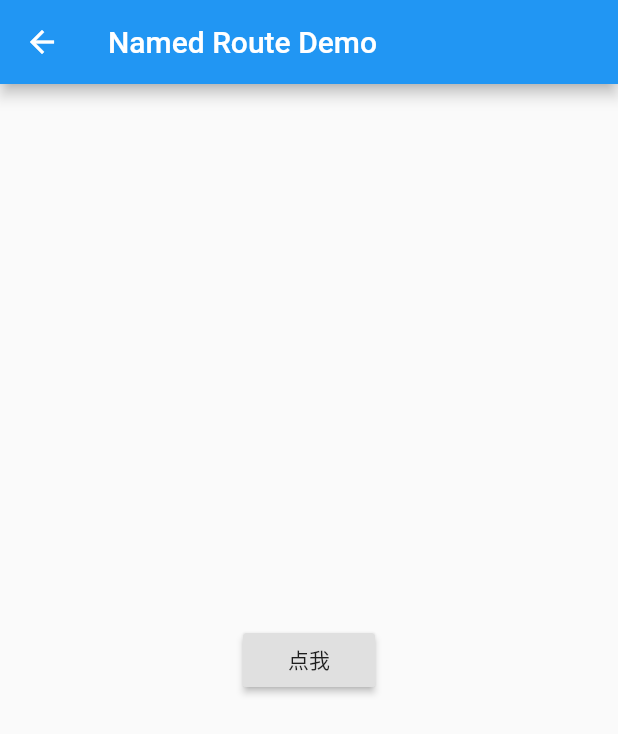
After one commit to Rex-Man/flutterStudy, a Flutter app: the RouteStudy screen opened directly, after a tap on "Named Route", on a phone screen of 412 x 824 dp. The commit adds this screen. Shown: the top 734 px of the screen. Run offline on Flutter 3.47's test engine with Material 2 defaults, Android fonts, the phone set to English and light mode, and no system bars.

Commit message:
Named route

```diff
--- /dev/null
+++ b/lib/RouteStudy/named_route.dart
@@ -0,0 +1,32 @@
+import 'package:flutter/material.dart';
+
+class NamedRoute extends StatelessWidget {
+  @override
+  Widget build(BuildContext context) {
+    return Scaffold(
+      appBar: AppBar(
+        title: Text("Named Route Demo"),
+      ),
+        body: Container(
+          alignment: Alignment.center,
+          child: RaisedButton(
+            child: new Text('点我'),
+            onPressed: () {
+               Navigator.pushNamed(context, "/namedrouteresult");
+            },
+          ),
+        )
+    );
+  }
+}
+class NamedRouteResult extends StatelessWidget {
+  @override
+  Widget build(Object context) {
+    return Scaffold(
+      appBar: AppBar(
+        title: Text("Named Route Result"),
+      ),
+      body: Container(child: Text("Named Route Page")),
+    );
+  }
+}
--- a/lib/RouteStudy/route_list.dart
+++ b/lib/RouteStudy/route_list.dart
@@ -18,6 +18,14 @@ class RouteStudy extends StatelessWidget {
             onTap: () {
               Navigator.of(context)
                   .push(MaterialPageRoute(builder: (context) => SampleRoute()));
+            }),
+        ListTile(
+            leading: Icon(Icons.router),
+            title: Text("Named Route"),
+            subtitle:Text("命名route的例子"),
+            trailing: new Icon(Icons.keyboard_arrow_right),
+            onTap: () {
+              Navigator.pushNamed(context, '/namedroute');
             })
       ]),
     );
```
Also changed, not shown: lib/RouteStudy/named_route_param.dart (added, +37 -0 lines), lib/main.dart (+8 -0 lines).
